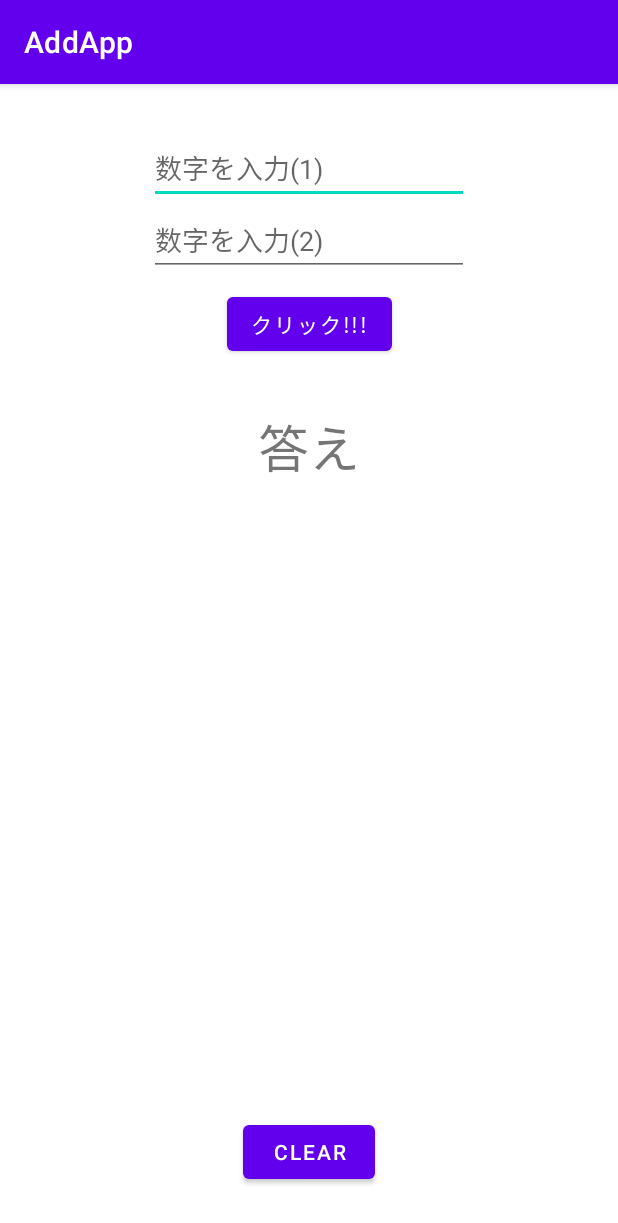
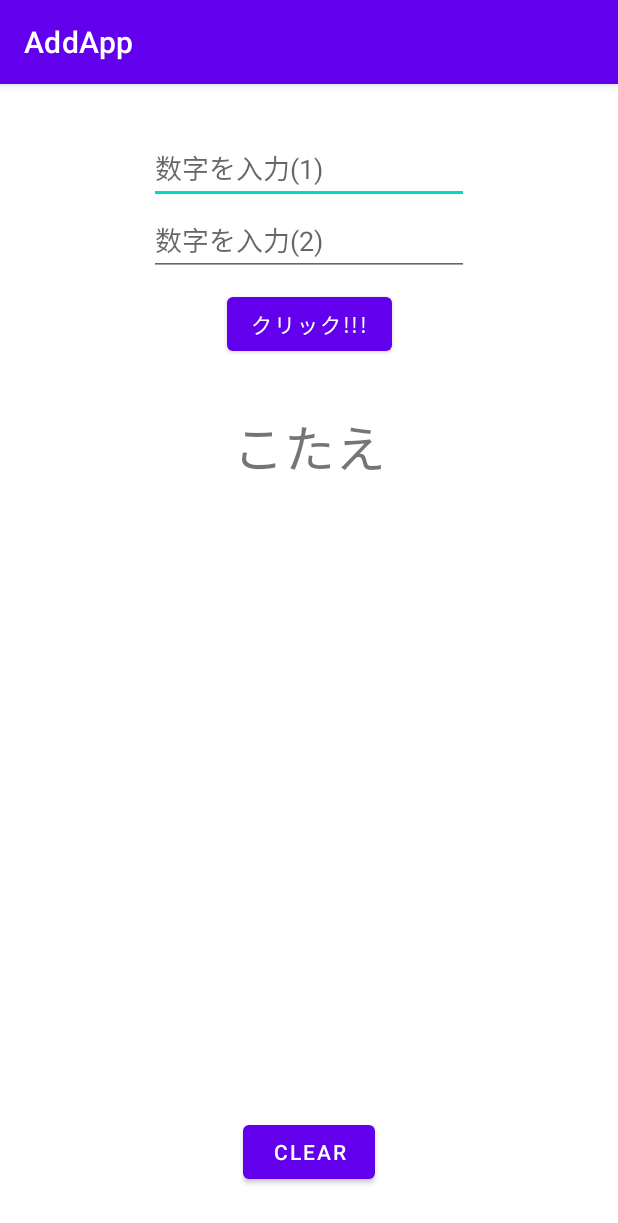
Before and after one commit to Nanikashiyounokai/AddApp, an Android app: the screen it shows after launch (MainActivity), on a phone screen of 412 x 824 dp. Shown: the top 1223 px of the screen. Run offline under Robolectric (Android 15) with nearby library versions, the phone set to English and light mode, and no system bars.

Commit message:
答え→こたえ

```diff
--- a/app/src/main/res/layout/activity_main.xml
+++ b/app/src/main/res/layout/activity_main.xml
@@ -47,7 +47,7 @@
         android:layout_width="wrap_content"
         android:layout_height="wrap_content"
         android:layout_marginTop="32dp"
-        android:text="答え"
+        android:text="こたえ"
         android:textSize="34sp"
         app:layout_constraintEnd_toEndOf="parent"
         app:layout_constraintStart_toStartOf="parent"
```
